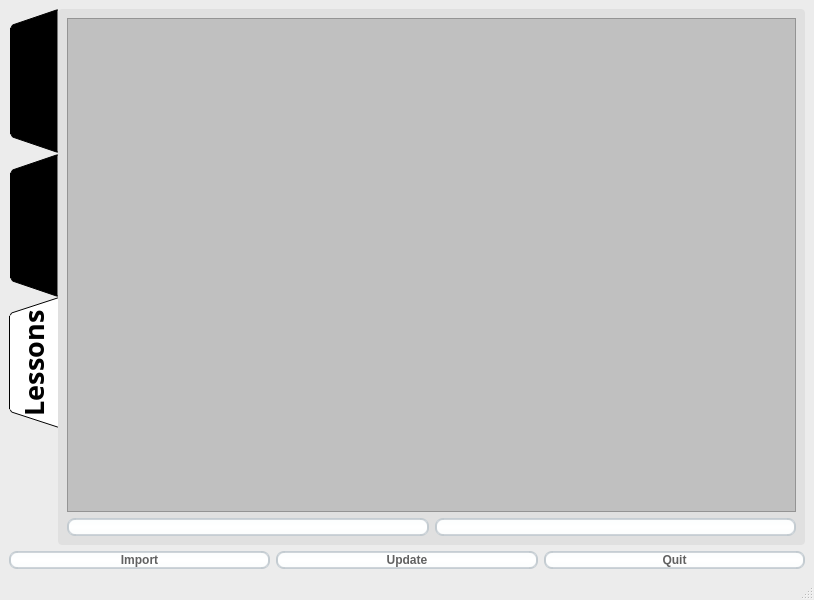
Qt form management_system.ui (fazlamuhendis/School-Management-System) before a commit.
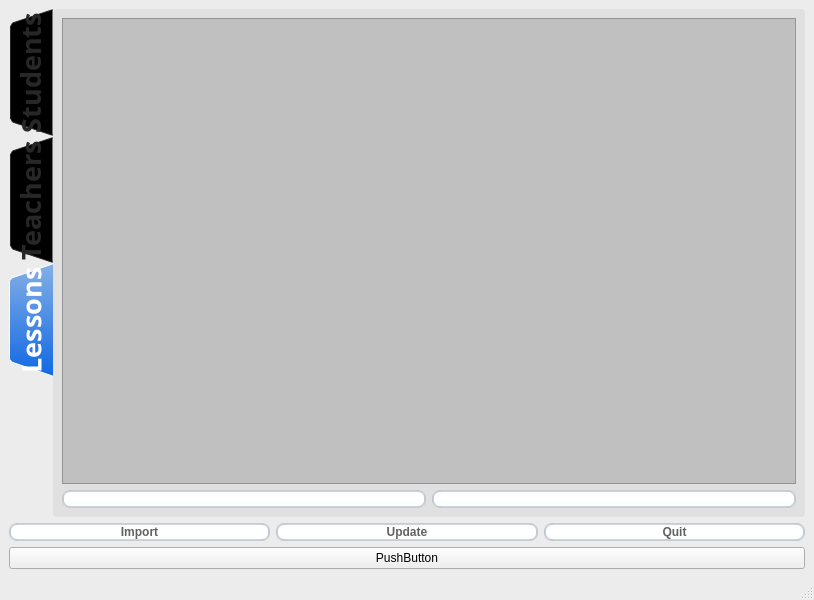
The same form after that commit. Icons and pictures are not drawn.

Commit message: Updated Json Dataset

Diff of the .ui file:
```diff
--- a/management_system.ui
+++ b/management_system.ui
@@ -89,6 +89,31 @@
 QTabWidget::tab-bar {
     alignment: center;
 }
+
+QTabBar::tab {
+    border-bottom: 1px solid #c0c0c0;
+    padding: 3px;
+    color: #272727;
+    background-color: #fefefc;
+    margin-left:0px;
+}
+QTabBar::tab:!last {
+    border-right: 1px solid;
+    border-right-color: #c0c0c0;
+    border-bottom-color: #c0c0c0;
+}
+QTabBar::tab:first {
+    border-top-left-radius: 4px;
+    border-bottom-left-radius: 4px;
+}
+QTabBar::tab:last {
+    border-top-right-radius: 4px;
+    border-bottom-right-radius: 4px;
+}
+QTabBar::tab:selected, QTabBar::tab:last:selected, QTabBar::tab:hover {
+    color: #FFFFFF;
+    background-color: qlineargradient(spread:pad, x1:0.5, y1:0, x2:0.5, y2:1, stop:0 #84afe5, stop:1 #1168e4);
+}
 </string>
       </property>
       <property name="tabPosition">
@@ -671,6 +696,13 @@
       </item>
      </layout>
     </item>
+    <item row="2" column="0">
+     <widget class="QPushButton" name="pushButton">
+      <property name="text">
+       <string>PushButton</string>
+      </property>
+     </widget>
+    </item>
    </layout>
   </widget>
   <widget class="QMenuBar" name="menubar">
```
Left out of the diff: 2 changed lines with no effect on the pictures. The commit also changes 2 other files.
